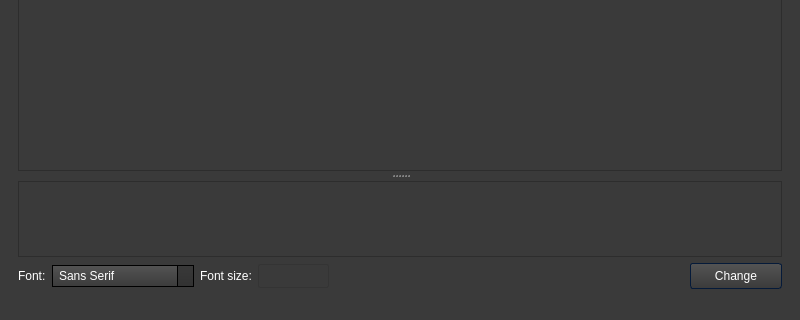
Old version of the form forms/mainwindow.ui in the repository WTS012201/Text-Extraction-Tool; both pictures show x 0 to 800 and y 280 to 600 of the 800 by 600 pixel window.
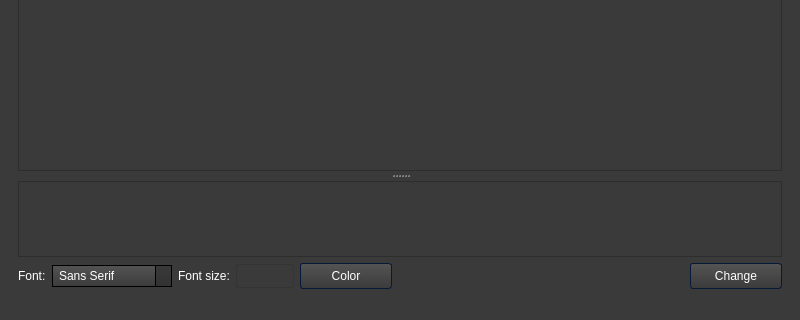
New version of the form. Icons and pictures are not drawn.

Commit message: color tray

```diff
--- a/forms/mainwindow.ui
+++ b/forms/mainwindow.ui
@@ -1166,7 +1166,7 @@
                 </widget>
                </item>
                <item>
-                <layout class="QHBoxLayout" name="textOptions" stretch="0,2,0,1,5,0">
+                <layout class="QHBoxLayout" name="textOptions" stretch="0,2,0,1,0,5,0">
                  <item>
                   <widget class="QLabel" name="label_2">
                    <property name="text">
@@ -1234,6 +1234,13 @@
                    </property>
                   </widget>
                  </item>
+                 <item>
+                  <widget class="QPushButton" name="color">
+                   <property name="text">
+                    <string>Color</string>
+                   </property>
+                  </widget>
+                 </item>
                  <item>
                   <spacer name="horizontalSpacer_2">
                    <property name="orientation">
```
The commit also changes 7 other files.
